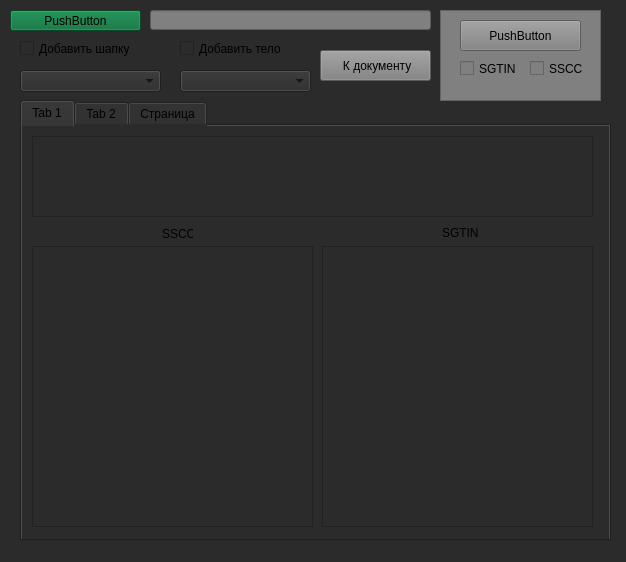
This is untitled.ui in AlexPetrNick/tracehelp as Qt 5 draws it before an edit. The edited form follows.
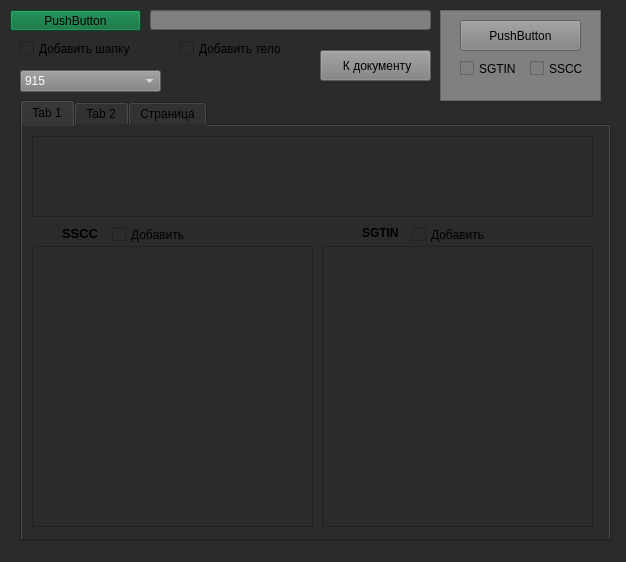
This is the edited form.

```diff
--- a/untitled.ui
+++ b/untitled.ui
@@ -90,12 +90,19 @@
     <widget class="QLabel" name="label_2">
      <property name="geometry">
       <rect>
-       <x>140</x>
-       <y>100</y>
-       <width>31</width>
+       <x>40</x>
+       <y>99</y>
+       <width>41</width>
        <height>16</height>
       </rect>
      </property>
+     <property name="font">
+      <font>
+       <pointsize>10</pointsize>
+       <weight>75</weight>
+       <bold>true</bold>
+      </font>
+     </property>
      <property name="text">
       <string>SSCC</string>
      </property>
@@ -103,16 +110,49 @@
     <widget class="QLabel" name="label_3">
      <property name="geometry">
       <rect>
-       <x>420</x>
+       <x>340</x>
        <y>100</y>
        <width>47</width>
        <height>13</height>
       </rect>
      </property>
+     <property name="font">
+      <font>
+       <pointsize>9</pointsize>
+       <weight>75</weight>
+       <bold>true</bold>
+      </font>
+     </property>
      <property name="text">
       <string>SGTIN</string>
      </property>
     </widget>
+    <widget class="QCheckBox" name="checkBox_5">
+     <property name="geometry">
+      <rect>
+       <x>90</x>
+       <y>100</y>
+       <width>101</width>
+       <height>17</height>
+      </rect>
+     </property>
+     <property name="text">
+      <string>Добавить</string>
+     </property>
+    </widget>
+    <widget class="QCheckBox" name="checkBox_6">
+     <property name="geometry">
+      <rect>
+       <x>390</x>
+       <y>100</y>
+       <width>91</width>
+       <height>17</height>
+      </rect>
+     </property>
+     <property name="text">
+      <string>Добавить</string>
+     </property>
+    </widget>
    </widget>
    <widget class="QWidget" name="tab_2">
     <attribute name="title">
@@ -242,6 +282,30 @@
      <height>22</height>
     </rect>
    </property>
+   <property name="styleSheet">
+    <string notr="true">background-color: gray;
+color: white;</string>
+   </property>
+   <item>
+    <property name="text">
+     <string>915</string>
+    </property>
+   </item>
+   <item>
+    <property name="text">
+     <string>913</string>
+    </property>
+   </item>
+   <item>
+    <property name="text">
+     <string>313</string>
+    </property>
+   </item>
+   <item>
+    <property name="text">
+     <string>912</string>
+    </property>
+   </item>
   </widget>
   <widget class="QCheckBox" name="checkBox_4">
    <property name="geometry">
@@ -256,16 +320,6 @@
     <string>Добавить тело</string>
    </property>
   </widget>
-  <widget class="QComboBox" name="comboBox_2">
-   <property name="geometry">
-    <rect>
-     <x>180</x>
-     <y>70</y>
-     <width>131</width>
-     <height>22</height>
-    </rect>
-   </property>
-  </widget>
   <widget class="QPushButton" name="pushButton_3">
    <property name="geometry">
     <rect>
```
